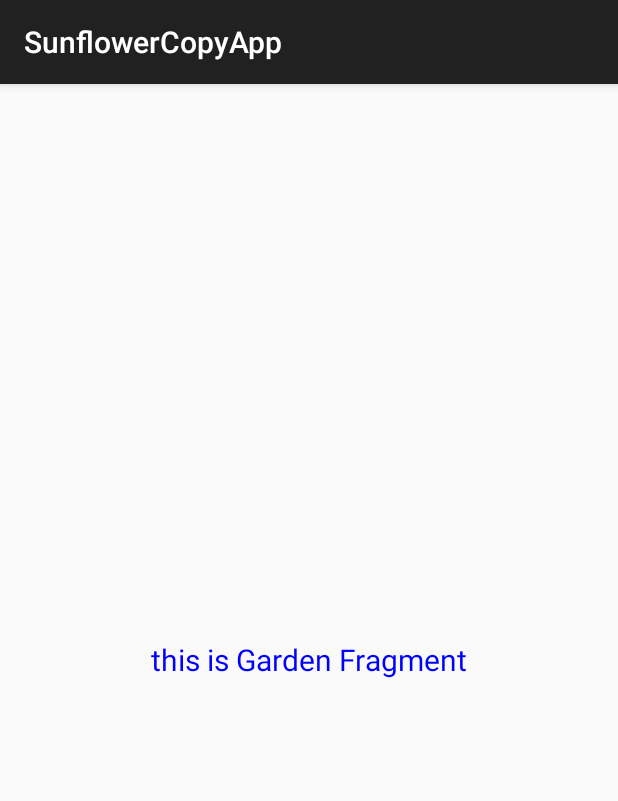
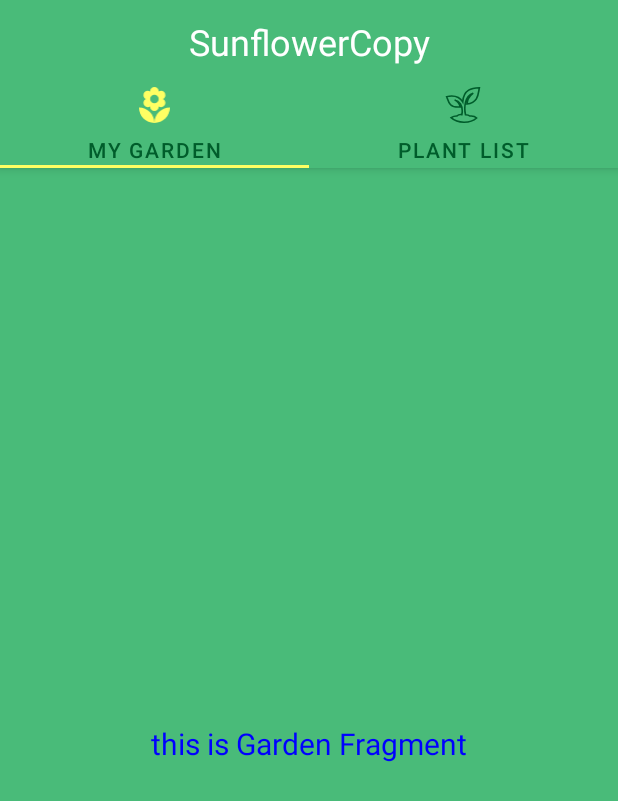
Before and after one commit to motoshige021/SunflowerAppCopy, an Android app built with Jetpack Compose: the screen it shows after launch (MainActivity), on a phone screen of 412 x 824 dp. Shown: the top 801 px of the screen. Run offline under Robolectric (Android 15) with nearby library versions, the phone set to English and light mode, and no system bars; our stand-ins replace data binding.

Commit message:
Implement HomeViewPagerFragment

```diff
--- a/app/src/main/AndroidManifest.xml
+++ b/app/src/main/AndroidManifest.xml
@@ -9,13 +9,13 @@
         android:icon="@mipmap/ic_launcher"
         android:label="@string/app_name"
         android:supportsRtl="true"
-        android:theme="@style/Theme.SunflowrCopyApp"
+        android:theme="@style/Theme.SunflowerCopyApp"
         tools:targetApi="31">
         <activity
             android:name=".MainActivity"
             android:exported="true"
             android:label="@string/app_name"
-            android:theme="@style/Theme.SunflowrCopyApp">
+            android:theme="@style/Theme.SunflowerCopyApp.NoActionBar">
             <intent-filter>
                 <action android:name="android.intent.action.MAIN" />
 
--- a/app/src/main/java/com/github/motoshige021/sunflowercopyapp/HomeViewPagerFragment.kt
+++ b/app/src/main/java/com/github/motoshige021/sunflowercopyapp/HomeViewPagerFragment.kt
@@ -5,8 +5,11 @@ import android.view.LayoutInflater
 import android.view.View
 import android.view.ViewGroup
 import androidx.fragment.app.Fragment
+import com.github.motoshige021.sunflowercopyapp.adapter.MY_GARDEN_PAGE_INDEX
+import com.github.motoshige021.sunflowercopyapp.adapter.PLANT_LIST_PAGE_INDEX
 import com.github.motoshige021.sunflowercopyapp.adapter.SunflowerPagerAdapter
 import com.github.motoshige021.sunflowercopyapp.databinding.FragmentViewPagerBinding
+import com.google.android.material.tabs.TabLayoutMediator
 
 class HomeViewPagerFragment :Fragment() {
     override fun onCreateView(
@@ -15,13 +18,34 @@ class HomeViewPagerFragment :Fragment() {
         savedInstanceState: Bundle?
     ): View? {
         val binding = FragmentViewPagerBinding.inflate(inflater, container, false)
-        // val tabLayout =binding.tabs
+        val tabLayout =binding.tabs
         val viewPager = binding.viewPager
 
         viewPager.adapter = SunflowerPagerAdapter(this)
 
-        // tabと　ActionBarの設定を記述する
+        // ViewPager2 を使用してタブ付きスワイプビューを作成する
+        // https://developer.android.com/guide/navigation/navigation-swipe-view-2?hl=ja
+        TabLayoutMediator(tabLayout, viewPager) { tab, position ->
+            tab.setIcon(getTabIcon(position))
+            tab.text = getTabText(position)
+        }.attach()
 
         return binding.root
     }
+
+    private fun getTabIcon(position: Int) : Int {
+        return when(position) {
+            MY_GARDEN_PAGE_INDEX -> R.drawable.garden_tab_selector
+            PLANT_LIST_PAGE_INDEX -> R.drawable.plant_list_tab_selector
+            else -> throw IndexOutOfBoundsException()
+        }
+    }
+
+    private fun getTabText(position: Int): String? {
+        return when(position) {
+            MY_GARDEN_PAGE_INDEX -> getString(R.string.my_garden_title)
+            PLANT_LIST_PAGE_INDEX -> getString(R.string.plant_list_title)
+            else -> null
+        }
+    }
 }
--- /dev/null
+++ b/app/src/main/res/drawable/garden_tab_selector.xml
@@ -0,0 +1,5 @@
+<?xml version="1.0" encoding="utf-8"?>
+<selector xmlns:android="http://schemas.android.com/apk/res/android">
+    <item android:drawable="@drawable/ic_my_garden_active" android:state_selected="true"/>
+    <item android:drawable="@drawable/ic_my_garden_inactive"/>
+</selector>
--- /dev/null
+++ b/app/src/main/res/drawable/ic_my_garden_active.xml
@@ -0,0 +1,7 @@
+<vector android:height="28dp" android:viewportHeight="21"
+    android:viewportWidth="18" android:width="24dp" xmlns:android="http://schemas.android.com/apk/res/android">
+    <path
+        android:pathData="M9,21C13.97,21 18,16.97 18,12C13.03,12 9,16.03 9,21ZM2.6,9.25C2.6,10.63 3.72,11.75 5.1,11.75C5.63,11.75 6.11,11.59 6.52,11.31L6.5,11.5C6.5,12.88 7.62,14 9,14C10.38,14 11.5,12.88 11.5,11.5L11.48,11.31C11.88,11.59 12.37,11.75 12.9,11.75C14.28,11.75 15.4,10.63 15.4,9.25C15.4,8.25 14.81,7.4 13.97,7C14.81,6.6 15.4,5.75 15.4,4.75C15.4,3.37 14.28,2.25 12.9,2.25C12.37,2.25 11.89,2.41 11.48,2.69L11.5,2.5C11.5,1.12 10.38,0 9,0C7.62,0 6.5,1.12 6.5,2.5L6.52,2.69C6.12,2.41 5.63,2.25 5.1,2.25C3.72,2.25 2.6,3.37 2.6,4.75C2.6,5.75 3.19,6.6 4.03,7C3.19,7.4 2.6,8.25 2.6,9.25ZM9,4.5C10.38,4.5 11.5,5.62 11.5,7C11.5,8.38 10.38,9.5 9,9.5C7.62,9.5 6.5,8.38 6.5,7C6.5,5.62 7.62,4.5 9,4.5ZM0,12C0,16.97 4.03,21 9,21C9,16.03 4.97,12 0,12Z"
+        android:fillColor="?attr/colorOnPrimary"
+        android:fillType="nonZero" />
+</vector>
--- /dev/null
+++ b/app/src/main/res/drawable/ic_my_garden_inactive.xml
@@ -0,0 +1,25 @@
+<!--
+  ~ Copyright 2019 Google LLC
+  ~
+  ~ Licensed under the Apache License, Version 2.0 (the "License");
+  ~ you may not use this file except in compliance with the License.
+  ~ You may obtain a copy of the License at
+  ~
+  ~     https://www.apache.org/licenses/LICENSE-2.0
+  ~
+  ~ Unless required by applicable law or agreed to in writing, software
+  ~ distributed under the License is distributed on an "AS IS" BASIS,
+  ~ WITHOUT WARRANTIES OR CONDITIONS OF ANY KIND, either express or implied.
+  ~ See the License for the specific language governing permissions and
+  ~ limitations under the License.
+  -->
+
+<vector android:height="28dp" android:viewportHeight="23"
+    android:viewportWidth="20" android:width="24dp" xmlns:android="http://schemas.android.com/apk/res/android">
+    <path
+        android:pathData="M10,22C14.97,22 19,17.97 19,13C14.03,13 10,17.03 10,22ZM3.6,10.25C3.6,11.63 4.72,12.75 6.1,12.75C6.63,12.75 7.11,12.59 7.52,12.31L7.5,12.5C7.5,13.88 8.62,15 10,15C11.38,15 12.5,13.88 12.5,12.5L12.48,12.31C12.88,12.59 13.37,12.75 13.9,12.75C15.28,12.75 16.4,11.63 16.4,10.25C16.4,9.25 15.81,8.4 14.97,8C15.81,7.6 16.4,6.75 16.4,5.75C16.4,4.37 15.28,3.25 13.9,3.25C13.37,3.25 12.89,3.41 12.48,3.69L12.5,3.5C12.5,2.12 11.38,1 10,1C8.62,1 7.5,2.12 7.5,3.5L7.52,3.69C7.12,3.41 6.63,3.25 6.1,3.25C4.72,3.25 3.6,4.37 3.6,5.75C3.6,6.75 4.19,7.6 5.03,8C4.19,8.4 3.6,9.25 3.6,10.25ZM10,5.5C11.38,5.5 12.5,6.62 12.5,8C12.5,9.38 11.38,10.5 10,10.5C8.62,10.5 7.5,9.38 7.5,8C7.5,6.62 8.62,5.5 10,5.5ZM1,13C1,17.97 5.03,22 10,22C10,17.03 5.97,13 1,13Z"
+        android:fillColor="#00000000"
+        android:fillType="nonZero"
+        android:strokeColor="?attr/colorPrimaryDark"
+        android:strokeWidth="1" />
+</vector>
--- /dev/null
+++ b/app/src/main/res/drawable/ic_plant_list_active.xml
@@ -0,0 +1,23 @@
+<!--
+  ~ Copyright 2019 Google LLC
+  ~
+  ~ Licensed under the Apache License, Version 2.0 (the "License");
+  ~ you may not use this file except in compliance with the License.
+  ~ You may obtain a copy of the License at
+  ~
+  ~     https://www.apache.org/licenses/LICENSE-2.0
+  ~
+  ~ Unless required by applicable law or agreed to in writing, software
+  ~ distributed under the License is distributed on an "AS IS" BASIS,
+  ~ WITHOUT WARRANTIES OR CONDITIONS OF ANY KIND, either express or implied.
+  ~ See the License for the specific language governing permissions and
+  ~ limitations under the License.
+  -->
+
+<vector android:height="24dp" android:viewportHeight="24"
+    android:viewportWidth="20" android:width="24dp" xmlns:android="http://schemas.android.com/apk/res/android">
+    <path
+        android:pathData="M18.3246,20.6607C14.6597,24.2525 7.0157,24.716 2.7225,20.4289C3.6649,19.8496 4.6073,19.2703 6.2827,19.3861C6.911,18.6909 7.8534,18.2275 9.3194,18.4592C10.3665,11.9707 7.4346,9.1899 4.9215,8.6106C6.0733,9.3058 7.7487,10.4645 8.2723,13.3611C1.6754,13.9404 1.1518,10.001 0,6.4092C4.5026,5.3664 7.8534,6.2933 9.8429,10.001C10.3665,1.4269 15.6021,0.7317 20,0.5C19.267,4.3236 19.4764,10.4645 12.4607,11.3914C12.5654,8.7265 13.6126,6.2933 16.2304,4.0918C10.9948,5.714 10.5759,13.9404 11.5183,18.4592C12.6702,18.4592 13.4031,18.4592 14.1361,19.3861C16.1257,19.1544 17.801,20.0813 18.3246,20.6607Z"
+        android:fillColor="?attr/colorOnPrimary"
+        android:fillType="evenOdd" />
+</vector>
--- /dev/null
+++ b/app/src/main/res/drawable/ic_plant_list_inactive.xml
@@ -0,0 +1,25 @@
+<!--
+  ~ Copyright 2019 Google LLC
+  ~
+  ~ Licensed under the Apache License, Version 2.0 (the "License");
+  ~ you may not use this file except in compliance with the License.
+  ~ You may obtain a copy of the License at
+  ~
+  ~     https://www.apache.org/licenses/LICENSE-2.0
+  ~
+  ~ Unless required by applicable law or agreed to in writing, software
+  ~ distributed under the License is distributed on an "AS IS" BASIS,
+  ~ WITHOUT WARRANTIES OR CONDITIONS OF ANY KIND, either express or implied.
+  ~ See the License for the specific language governing permissions and
+  ~ limitations under the License.
+  -->
+
+<vector android:height="24dp" android:viewportHeight="24"
+    android:viewportWidth="22" android:width="24dp" xmlns:android="http://schemas.android.com/apk/res/android">
+    <path
+        android:pathData="M19.3246,20.6607C15.6597,24.2525 8.0157,24.716 3.7225,20.4289C4.6649,19.8496 5.6073,19.2703 7.2827,19.3861C7.911,18.6909 8.8534,18.2275 10.3194,18.4592C11.3665,11.9707 8.4346,9.1899 5.9215,8.6106C7.0733,9.3058 8.7487,10.4645 9.2723,13.3611C2.6754,13.9404 2.1518,10.001 1,6.4092C5.5026,5.3664 8.8534,6.2933 10.8429,10.001C11.3665,1.4269 16.6021,0.7317 21,0.5C20.267,4.3236 20.4764,10.4645 13.4607,11.3914C13.5654,8.7265 14.6126,6.2933 17.2304,4.0918C11.9948,5.714 11.5759,13.9404 12.5183,18.4592C13.6702,18.4592 14.4031,18.4592 15.1361,19.3861C17.1257,19.1544 18.801,20.0813 19.3246,20.6607Z"
+        android:fillColor="#00000000"
+        android:fillType="evenOdd"
+        android:strokeColor="?attr/colorPrimaryDark"
+        android:strokeWidth="1" />
+</vector>
--- /dev/null
+++ b/app/src/main/res/drawable/plant_list_tab_selector.xml
@@ -0,0 +1,5 @@
+<?xml version="1.0" encoding="utf-8"?>
+<selector xmlns:android="http://schemas.android.com/apk/res/android">
+    <item android:drawable="@drawable/ic_plant_list_active" android:state_selected="true"/>
+    <item android:drawable="@drawable/ic_plant_list_inactive"/>
+</selector>
--- /dev/null
+++ b/app/src/main/res/drawable/tab_icon_color_selector.xml
@@ -0,0 +1,21 @@
+<?xml version="1.0" encoding="utf-8"?>
+<!--
+  ~ Copyright 2019 Google LLC
+  ~
+  ~ Licensed under the Apache License, Version 2.0 (the "License");
+  ~ you may not use this file except in compliance with the License.
+  ~ You may obtain a copy of the License at
+  ~
+  ~     https://www.apache.org/licenses/LICENSE-2.0
+  ~
+  ~ Unless required by applicable law or agreed to in writing, software
+  ~ distributed under the License is distributed on an "AS IS" BASIS,
+  ~ WITHOUT WARRANTIES OR CONDITIONS OF ANY KIND, either express or implied.
+  ~ See the License for the specific language governing permissions and
+  ~ limitations under the License.
+  -->
+
+<selector xmlns:android="http://schemas.android.com/apk/res/android">
+    <item android:color="?attr/colorOnPrimary" android:state_activated="true" />
+    <item android:color="?attr/colorPrimaryDark"/>
+</selector>
--- a/app/src/main/res/layout/fragment_view_pager.xml
+++ b/app/src/main/res/layout/fragment_view_pager.xml
@@ -1,5 +1,5 @@
 <?xml version="1.0" encoding="utf-8"?>
-<layout xmlns:tools="http://schemas.android.com/tools"
+<layout
     xmlns:android="http://schemas.android.com/apk/res/android"
     xmlns:app="http://schemas.android.com/apk/res-auto">
 
@@ -15,5 +15,50 @@
             android:layout_height="match_parent"
             app:layout_behavior="@string/appbar_scrolling_view_behavior"
             />
+
+        <com.google.android.material.appbar.AppBarLayout
+            android:id="@+id/app_bar_layout"
+            android:layout_width="match_parent"
+            android:layout_height="wrap_content"
+            android:fitsSystemWindows="true"
+            android:theme="@style/Theme.SunflowerCopyApp.AppBarOverlay">
+
+            <com.google.android.material.appbar.CollapsingToolbarLayout
+                android:id="@+id/toolbar_layout"
+                android:layout_width="match_parent"
+                android:layout_height="wrap_content"
+                app:layout_scrollFlags="scroll|snap"
+                app:toolbarId="@id/toolbar">
+
+                <com.google.android.material.appbar.MaterialToolbar
+                    android:id="@+id/toolbar"
+                    style="@style/Widget.MaterialComponents.Toolbar.Primary"
+                    android:layout_width="match_parent"
+                    android:layout_height="?attr/actionBarSize"
+                    app:contentInsetStart="0dp"
+                    app:layout_collapseMode="parallax">
+
+                    <TextView
+                        android:layout_width="match_parent"
+                        android:layout_height="?attr/actionBarSize"
+                        android:gravity="center"
+                        android:text="@string/app_name"
+                        android:textAppearance="?attr/textAppearanceHeadline5" />
+
+                </com.google.android.material.appbar.MaterialToolbar>
+
+            </com.google.android.material.appbar.CollapsingToolbarLayout>
+
+            <!-- Override tabIconTint attribute of style with selector -->
+            <com.google.android.material.tabs.TabLayout
+                android:id="@+id/tabs"
+                style="@style/Widget.MaterialComponents.TabLayout.Colored"
+                android:layout_width="match_parent"
+                android:layout_height="?attr/actionBarSize"
+                app:tabIconTint="@drawable/tab_icon_color_selector"
+                app:tabTextColor="?attr/colorPrimaryDark"/>
+
+        </com.google.android.material.appbar.AppBarLayout>
+
     </androidx.coordinatorlayout.widget.CoordinatorLayout>
 </layout>
--- a/app/src/main/res/values/colors.xml
+++ b/app/src/main/res/values/colors.xml
@@ -7,4 +7,15 @@
     <color name="teal_700">#FF018786</color>
     <color name="black">#FF000000</color>
     <color name="white">#FFFFFFFF</color>
+
+    <color name="sunflower_black">#de000000</color>
+    <color name="sunflower_gray_50">#fafafa</color>
+    <color name="sunflower_gray_50_a600">#99fafafa</color>
+    <color name="sunflower_green_300">#6dc790</color>
+    <color name="sunflower_green_500">#49bb79</color>
+    <color name="sunflower_green_700">#005d2b</color>
+    <color name="sunflower_green_900">#1a231e</color>
+    <color name="sunflower_white">#deffffff</color>
+    <color name="sunflower_yellow_300">#f8f99f</color>
+    <color name="sunflower_yellow_500">#ffff63</color>
 </resources>
--- a/app/src/main/res/values/strings.xml
+++ b/app/src/main/res/values/strings.xml
@@ -1,5 +1,7 @@
 <resources>
-    <string name="app_name">SunflowerCopyApp</string>
+    <string name="app_name">SunflowerCopy</string>
     <string name="plant_detail_title" translation_description="Title for the plant details screen where the user can see the details for a specific plant.">Plant detail</string>
     <string name="gallery_title" translation_description="Title for the photo gallery screen">Photos by Unsplash</string>
+    <string name="my_garden_title" translation_description="Title for the 'My garden' screen where the user can see the list of plants that have been added to their garden.">My garden</string>
+    <string name="plant_list_title" translation_description="Title for the plant list screen where the user can see a list of plants available to add to their garden.">Plant list</string>
 </resources>
--- a/app/src/main/res/values/themes.xml
+++ b/app/src/main/res/values/themes.xml
@@ -1,8 +1,33 @@
 <?xml version="1.0" encoding="utf-8"?>
 <resources>
 
-    <!--style name="Theme.SunflowrCopyApp" parent="android:Theme.Material.Light.NoActionBar" -->
-    <style name="Theme.SunflowrCopyApp" parent="Theme.AppCompat.Light.DarkActionBar">
-        <item name="android:statusBarColor">@color/purple_700</item>
+    <style name="Base.Theme.SunflowerCopyApp" parent="Theme.MaterialComponents.DayNight.NoActionBar">
+        <item name="colorPrimary">@color/sunflower_green_500</item>
+        <item name="colorPrimaryVariant">@color/sunflower_green_700</item>
+        <item name="colorOnPrimary">@color/sunflower_yellow_500</item>
+        <item name="colorPrimaryDark">@color/sunflower_green_700</item>
+        <item name="colorOnSurface">@color/sunflower_black</item>
+        <item name="colorAccent">@color/sunflower_green_700</item>
+        <item name="colorSurface">@color/sunflower_gray_50</item>
+        <item name="colorSecondary">@color/sunflower_yellow_500</item>
+        <item name="android:colorBackground">@color/sunflower_green_500</item>
     </style>
+
+    <style name="Theme.SunflowerCopyApp" parent="Base.Theme.SunflowerCopyApp"/>
+
+    <style name="Theme.SunflowerCopyApp.NoActionBar">
+        <item name="windowActionBar">false</item>
+        <item name="windowNoTitle">true</item>
+        <item name="android:navigationBarColor">@android:color/transparent</item>
+        <item name="android:statusBarColor">@android:color/transparent</item>
+        <item name="windowActionBarOverlay">true</item>
+        <!--item name="shapeAppearanceSmallComponent">@style/ShapeAppearance.Sunflower.FAB</item -->
+    </style>
+
+    <style name="Theme.SunflowerCopyApp.AppBarOverlay" parent="ThemeOverlay.MaterialComponents.Dark.ActionBar" />
+
+    <style name="TextAppearance.SunflowerCopyApp.Toolbar.Text" parent="TextAppearance.MaterialComponents.Headline5" >
+        <item name="android:textColor">?attr/colorOnSurface</item>
+    </style>
+
 </resources>
```
